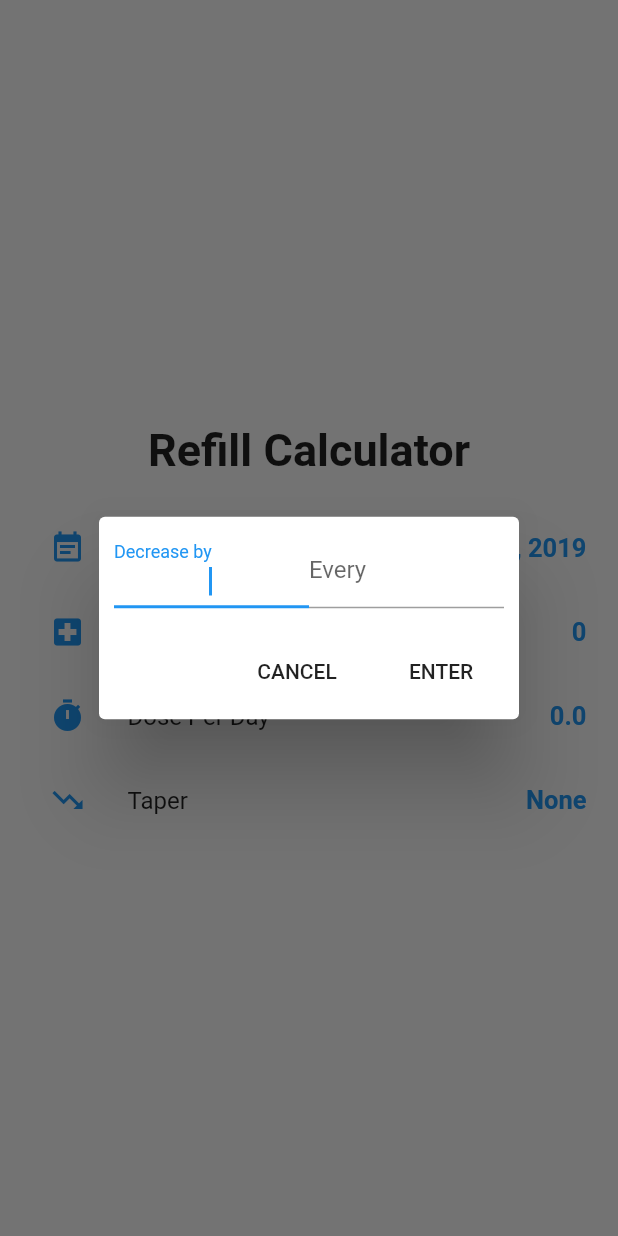
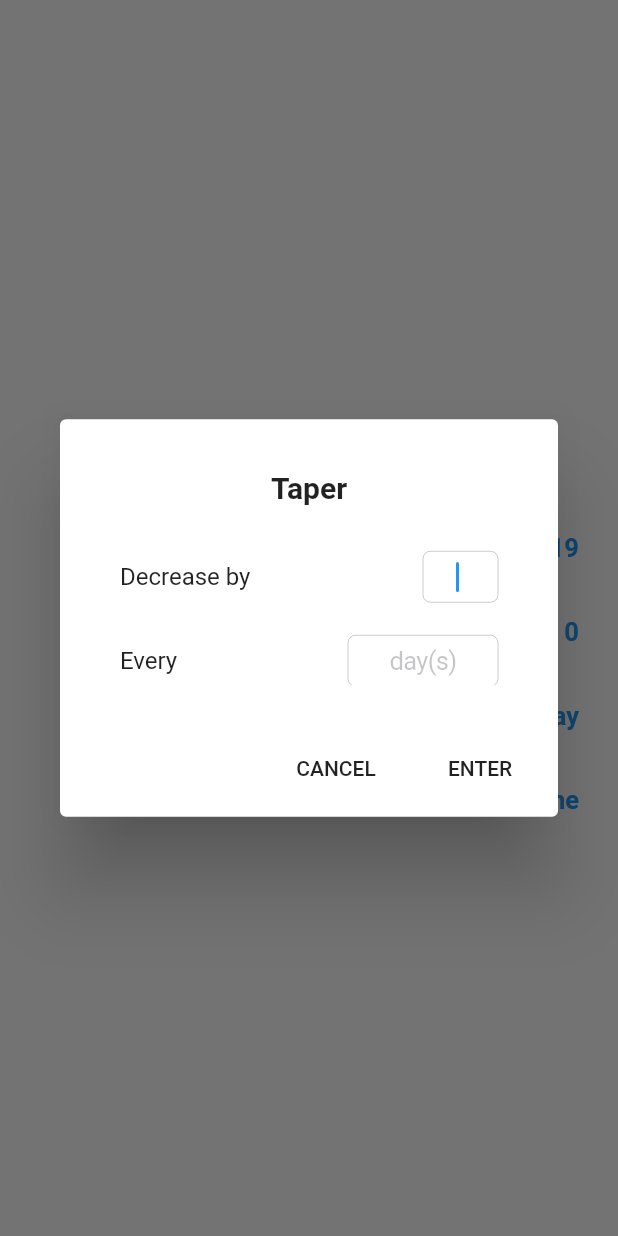
Before and after one commit to Zebbeni/refill_rx, a Flutter app: the screen it shows after launch, after a tap on "Taper", on a phone screen of 412 x 824 dp. Run offline on Flutter 3.47's test engine with Material 2 defaults, Android fonts, the phone set to English and light mode, and no system bars; our stand-ins replace charts_flutter; Roboto replaces fonts that are missing (Arial).

Commit message:
get cupertino text input working

```diff
--- a/lib/dose.dart
+++ b/lib/dose.dart
@@ -1,3 +1,5 @@
+import 'package:flutter/cupertino.dart';
+
 import 'package:flutter/material.dart';
 
 Future<double> selectDose(BuildContext context, double dosePerDay) async {
@@ -9,15 +11,19 @@ Future<double> selectDose(BuildContext context, double dosePerDay) async {
           content: new Row(
             children: <Widget>[
               new Expanded(
-            child: new TextField(
+                child: new CupertinoTextField(
                   keyboardType: TextInputType.numberWithOptions(decimal: true),
                   autofocus: true,
                   onChanged: (n) => selected = double.tryParse(n) ?? 0,
-              decoration: new InputDecoration(
-                  labelText: 'Avg. Dose Per Day'),
+//              decoration: new InputDecoration(
+//                  labelText: 'Avg. Dose Per Day'),
                   onSubmitted: (_) {
                     Navigator.pop(context, true);
                   },
+                  onEditingComplete: () {
+                    Navigator.pop(context, true);
+                  },
+                  textInputAction: TextInputAction.done,
                 ),
               )
             ],
--- a/lib/main.dart
+++ b/lib/main.dart
@@ -80,31 +80,37 @@ class _MyHomePageState extends State<MyHomePage> {
   @override
   Widget build(BuildContext context) {
     var now = new DateTime.now();
-    _today = new DateTime(now.year, now.month, now.day,);
+    _today = new DateTime(
+      now.year,
+      now.month,
+      now.day,
+    );
     return new Scaffold(
-      body: new Column(
-          mainAxisAlignment: MainAxisAlignment.center,
-          children: <Widget>[
-            Center(
-              child: ListView(
+      resizeToAvoidBottomPadding: false,
+      body: new SafeArea(
+        child: new Center(
+          child: new Stack(
+            children: [
+              new ListView(
                 shrinkWrap: true,
-                padding: const EdgeInsets.all(5.0),
+                padding: const EdgeInsets.all(10.0),
                 children: <Widget>[
                   Padding(
-                    padding: const EdgeInsets.all(20.0),
-                    child: Text('Refill Calculator',
+                    padding: const EdgeInsets.only(top: 20.0, bottom: 20.0),
+                    child: Text(
+                      'Refill Calculator',
                       style: TextStyle(
                           fontSize: 30.0,
                           fontWeight: FontWeight.bold,
-                          height: 0.0
-                        ),
+                          height: 0.0),
                       textAlign: TextAlign.center,
                     ),
                   ),
                   ListTile(
-                    title: Text('Prescribed'),
+                      title: Text('Start Date'),
                       onTap: () async {
-                      var selected = await selectDate(context, _today, _datePrescribed);
+                        var selected =
+                            await selectDate(context, _today, _datePrescribed);
                         setState(() {
                           _datePrescribed = selected;
                         });
@@ -117,17 +123,23 @@ class _MyHomePageState extends State<MyHomePage> {
                         tooltip: 'Select Date',
                         onPressed: () => {},
                       ),
-                    trailing: Text(_dateString(_datePrescribed), style: _inputStyle(),)
-                  ),
+                      trailing: Text(
+                        _dateString(_datePrescribed),
+                        style: _inputStyle(),
+                      )),
                   ListTile(
-                    title: Text('Initial Amount'),
+                    title: Text('Prescribed'),
                     onTap: () async {
-                      int selected = await selectPrescribed(context, _numberPrescribed);
+                      int selected =
+                          await selectPrescribed(context, _numberPrescribed);
                       setState(() {
                         _numberPrescribed = selected;
                       });
                     },
-                    trailing: Text('$_numberPrescribed', style: _inputStyle(),),
+                    trailing: Text(
+                      '$_numberPrescribed',
+                      style: _inputStyle(),
+                    ),
                     leading: IconButton(
                       icon: Icon(
                         Icons.local_hospital,
@@ -138,8 +150,8 @@ class _MyHomePageState extends State<MyHomePage> {
                     ),
                   ),
                   ListTile(
-                    title: Text('Dose Per Day'),
-                    trailing: Text('$_dosePerDay', style: _inputStyle()),
+                    title: Text('Initial Dose'),
+                    trailing: Text('$_dosePerDay / day', style: _inputStyle()),
                     onTap: () async {
                       var dose = await selectDose(context, _dosePerDay);
                       setState(() {
@@ -173,18 +185,21 @@ class _MyHomePageState extends State<MyHomePage> {
                       onPressed: _updateTaper,
                     ),
                   ),
-                  _canGraph() ? new Result(
+                  _canGraph()
+                      ? new Result(
                           _today,
                           _datePrescribed,
                           _numberPrescribed,
                           _dosePerDay,
                           _taper,
-                  ): new Center(),
+                        )
+                      : new Center(),
+                ],
+              )
             ],
           ),
         ),
-          ],
-      )
+      ),
     );
   }
 }
--- a/lib/prescribed.dart
+++ b/lib/prescribed.dart
@@ -19,6 +19,7 @@ Future<int> selectPrescribed(BuildContext context, int numberPrescribed) async {
               },
               decoration: new InputDecoration(
                 labelText: 'Total Prescribed',),
+              textInputAction: TextInputAction.next,
             ),
           )
         ],
--- a/lib/taper.dart
+++ b/lib/taper.dart
@@ -1,3 +1,4 @@
+import 'package:flutter/cupertino.dart';
 import 'package:flutter/material.dart';
 
 class Taper {
@@ -16,7 +17,8 @@ Future<Taper> selectTaper(BuildContext context, Taper currentTaper) async {
   TextEditingController amountController = new TextEditingController();
   TextEditingController daysController = new TextEditingController();
 
-  void _setAmount() => selected.amount = double.tryParse(amountController.text) ?? 0.0;
+  void _setAmount() =>
+      selected.amount = double.tryParse(amountController.text) ?? 0.0;
   void _setDays() => selected.days = int.tryParse(daysController.text) ?? 1;
 
   amountController.addListener(_setAmount);
@@ -25,35 +27,50 @@ Future<Taper> selectTaper(BuildContext context, Taper currentTaper) async {
   var entered = await showDialog<bool>(
     context: context,
     builder: (context) => AlertDialog(
-      contentPadding: const EdgeInsets.all(10.0),
-      content: new Row(
-        children: <Widget>[
-          new Expanded(
-            child: new TextFormField(
-              autofocus: true,
-              controller: amountController,
-              decoration: new InputDecoration(
-                  labelText: 'Decrease by',
-                  isDense: true,
-              ),
-              keyboardType: TextInputType.numberWithOptions(decimal: true),
+      title: new Padding(
+        padding: const EdgeInsets.only(top: 10.0),
+        child: new Text(
+          'Taper',
+          style: TextStyle(
+              fontSize: 20.0,
+              fontWeight: FontWeight.bold,
+              height: 0.0),
           textAlign: TextAlign.center,
         ),
       ),
-          new Expanded(
-            child: new TextFormField(
+      content: new Container(
+        height: 100.0,
+        width: double.maxFinite,
+        child: new ListView(
+            children: <Widget>[
+              ListTile(
+                title: Text('Decrease by'),
+                trailing: new SizedBox(
+                  width: 50.0,
+                  child: new CupertinoTextField(
                     autofocus: true,
+                    controller: amountController,
+                    keyboardType: TextInputType.numberWithOptions(decimal: true),
+                    textAlign: TextAlign.center,
+                    textInputAction: TextInputAction.done,
+                  ),
+                ),
+              ),
+              ListTile(
+                title: Text('Every'),
+                trailing: new SizedBox(
+                  width: 100.0,
+                  child: new CupertinoTextField(
                     controller: daysController,
-              decoration: new InputDecoration(
-                  labelText: 'Every',
-                  suffixText: 'day(s)',
-                isDense: true,
-              ),
+                    placeholder: 'day(s)',
                     keyboardType: TextInputType.numberWithOptions(),
                     textAlign: TextAlign.center,
+                    textInputAction: TextInputAction.done,
+                  ),
                 ),
               ),
             ],
+          ),
       ),
       actions: <Widget>[
         new FlatButton(
@@ -69,7 +86,7 @@ Future<Taper> selectTaper(BuildContext context, Taper currentTaper) async {
               Navigator.pop(context, true);
             })
       ],
-    ),
+    )
   );
 
   if (entered == true && selected.days != null && selected.amount != null) {
```
Lines whose indentation alone changed are shown as unchanged.
